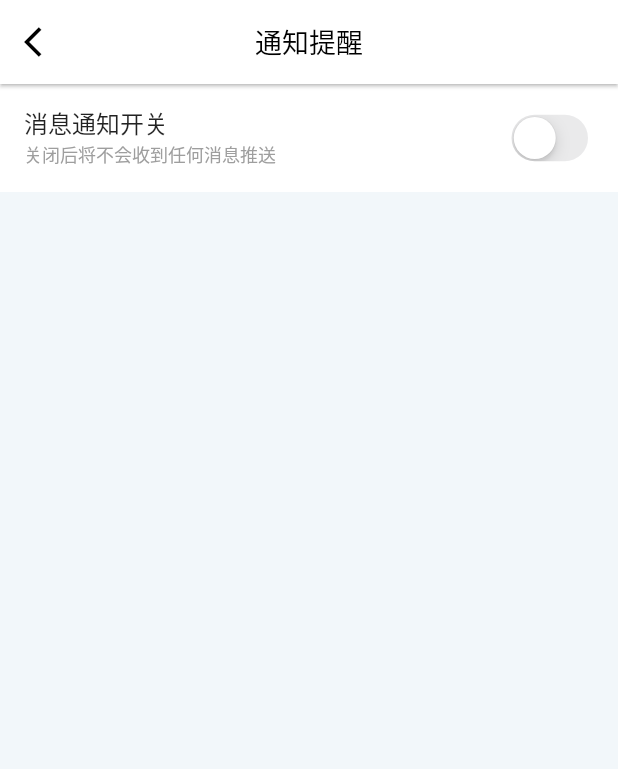
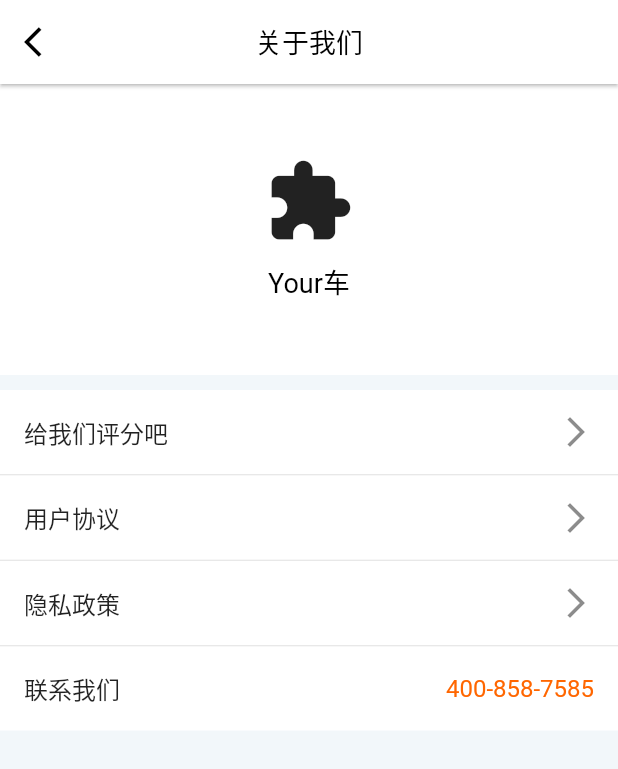
Before and after one commit to littleBoy-swag/flutter_yourcar, a Flutter app: the screen it shows after launch, on a phone screen of 412 x 824 dp. Shown: the top 769 px of the screen. Run offline on Flutter 3.47's test engine with Material 2 defaults, Android fonts, the phone set to English and light mode, and no system bars; our stand-ins replace dio, flutter_screenutil.

Commit message:
添加关于我们页

```diff
--- a/lib/main.dart
+++ b/lib/main.dart
@@ -1,4 +1,5 @@
 import 'package:flutter/material.dart';
+import 'package:flutter_yourcar/pages/about_us_page.dart';
 import 'package:flutter_yourcar/pages/account_secure_page.dart';
 import 'package:flutter_yourcar/pages/eidt_mobile_number_page.dart';
 import 'package:flutter_yourcar/pages/notification_setting_page.dart';
@@ -27,7 +28,7 @@ class MyApp extends StatelessWidget {
         // is not restarted.
         primarySwatch: Colors.blue,
       ),
-      home: NotificationSettingPage(),
+      home: AboutUsPage(),
     );
   }
 }
--- /dev/null
+++ b/lib/pages/about_us_page.dart
@@ -0,0 +1,111 @@
+import 'package:flutter/material.dart';
+import 'package:flutter_yourcar/widgets/common_text_style.dart';
+import 'package:flutter_yourcar/widgets/v_empty_view.dart';
+
+class AboutUsPage extends StatefulWidget {
+  @override
+  _AboutUsPageState createState() => _AboutUsPageState();
+}
+
+class _AboutUsPageState extends State<AboutUsPage> {
+  @override
+  Widget build(BuildContext context) {
+    return Scaffold(
+      backgroundColor: Color.fromARGB(255, 242, 247, 250),
+      appBar: AppBar(
+        leading: Icon(
+          Icons.arrow_back_ios,
+          color: Colors.black,
+        ),
+        centerTitle: true,
+        elevation: 1,
+        backgroundColor: Colors.white,
+        title: Text(
+          "关于我们",
+          style: titleTextStyle,
+        ),
+      ),
+      body: Container(
+        child: Column(
+          children: <Widget>[
+            Container(
+              color: Colors.white,
+              child: Center(
+                heightFactor: 2.0,
+                child: Column(
+                  children: <Widget>[
+                    Icon(
+                      Icons.extension,
+                      size: 60,
+                    ),
+                    SizedBox(
+                      height: 10,
+                    ),
+                    Text(
+                      "Your车",
+                      style: titleTextStyle,
+                    ),
+                  ],
+                ),
+              ),
+            ),
+            Container(
+              height: 10,
+            ),
+            Container(
+              color: Colors.white,
+              child: Column(
+                children: <Widget>[
+                  ListTile(
+                    title: Text(
+                      "给我们评分吧",
+                      style: commonTextStyle,
+                    ),
+                    trailing: Icon(Icons.arrow_forward_ios),
+                    onTap: () {},
+                  ),
+                  Divider(
+                    height: 1,
+                  ),
+                  ListTile(
+                    title: Text(
+                      "用户协议",
+                      style: commonTextStyle,
+                    ),
+                    trailing: Icon(Icons.arrow_forward_ios),
+                    onTap: () {},
+                  ),
+                  Divider(
+                    height: 1,
+                  ),
+                  ListTile(
+                    title: Text(
+                      "隐私政策",
+                      style: commonTextStyle,
+                    ),
+                    trailing: Icon(Icons.arrow_forward_ios),
+                    onTap: () {},
+                  ),
+                  Divider(
+                    height: 1,
+                  ),
+                  ListTile(
+                    title: Text(
+                      "联系我们",
+                      style: commonTextStyle,
+                    ),
+                    trailing: Text(
+                      "400-858-7585",
+                      style: TextStyle(fontSize: 16, color: Color.fromARGB(255, 255, 102, 0)),
+                    ),
+                    onTap: () {},
+                  ),
+                ],
+              ),
+            )
+          ],
+        ),
+      ),
+    );
+  }
+}
```
